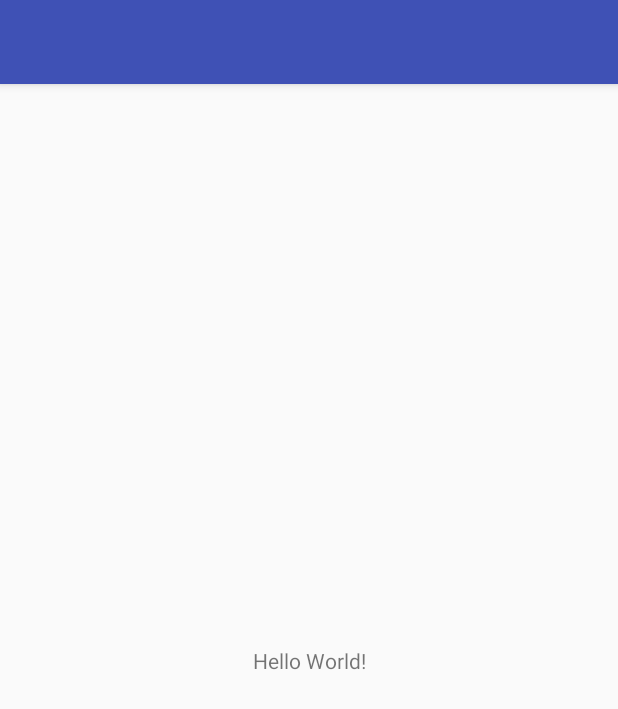
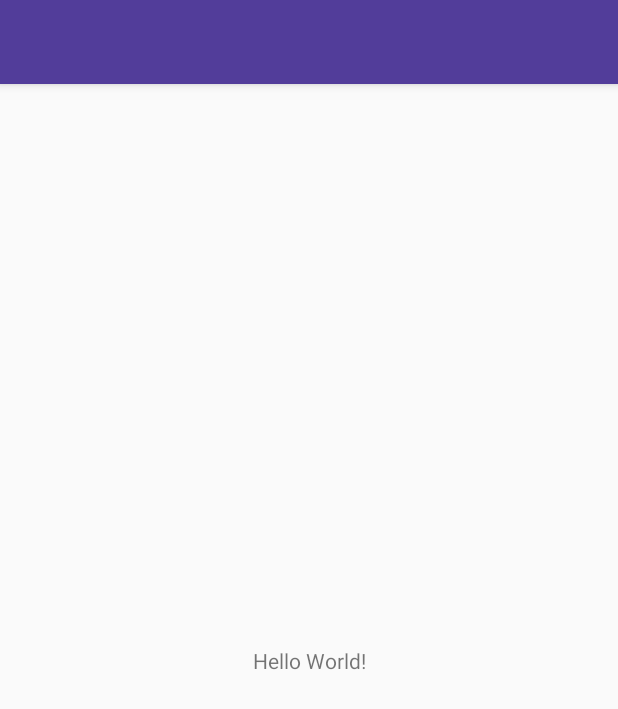
Before and after one commit to Red-11/PickMe, an Android app: the screen it shows after launch (MainActivity), on a phone screen of 412 x 824 dp. Shown: the top 709 px of the screen. Run offline under Robolectric (Android 15) with nearby library versions, the phone set to English and light mode, and no system bars.

Commit message:
Modified app branding and added camera icon.

```diff
--- a/app/src/main/res/values/colors.xml
+++ b/app/src/main/res/values/colors.xml
@@ -1,6 +1,6 @@
 <?xml version="1.0" encoding="utf-8"?>
 <resources>
-    <color name="colorPrimary">#3F51B5</color>
-    <color name="colorPrimaryDark">#303F9F</color>
-    <color name="colorAccent">#FF4081</color>
+    <color name="colorPrimary">#523D9A</color>
+    <color name="colorPrimaryDark">#3E2A84</color>
+    <color name="colorAccent">#12913E</color>
 </resources>
```
Also changed, not shown: app/src/main/res/drawable-hdpi/camera.png (added), app/src/main/res/drawable-ldpi/camera.png (added), app/src/main/res/drawable-mdpi/camera.png (added), app/src/main/res/drawable-xhdpi/camera.png (added), app/src/main/res/drawable-xxhdpi/camera.png (added), app/src/main/res/drawable-xxxhdpi/camera.png (added).
